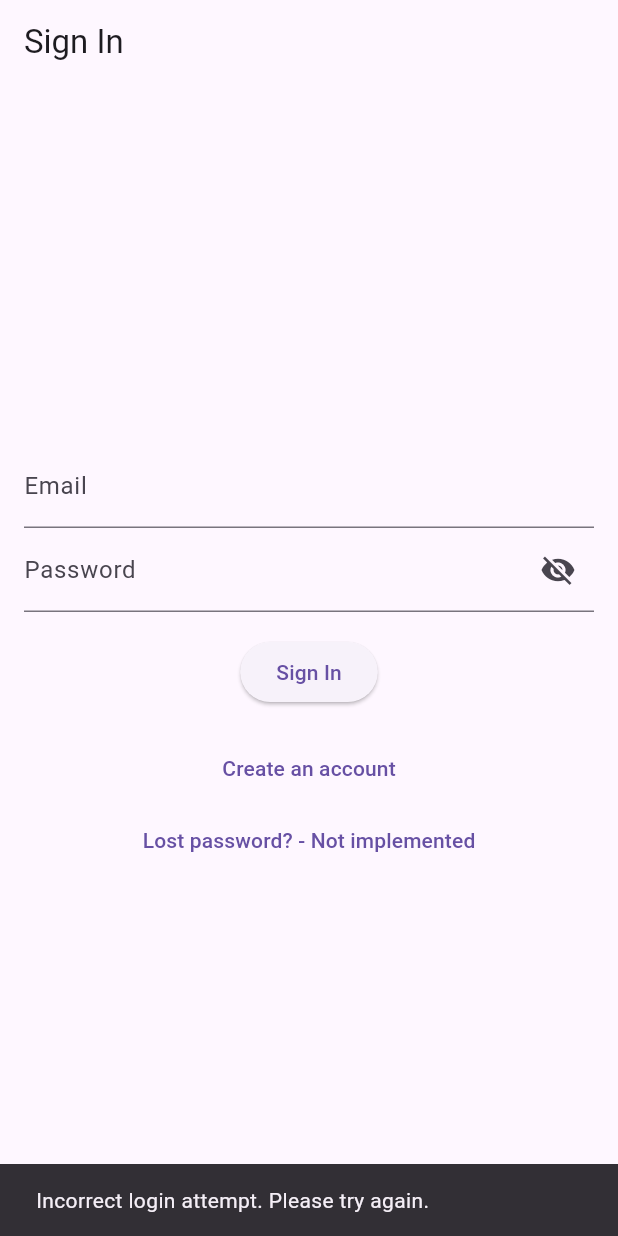
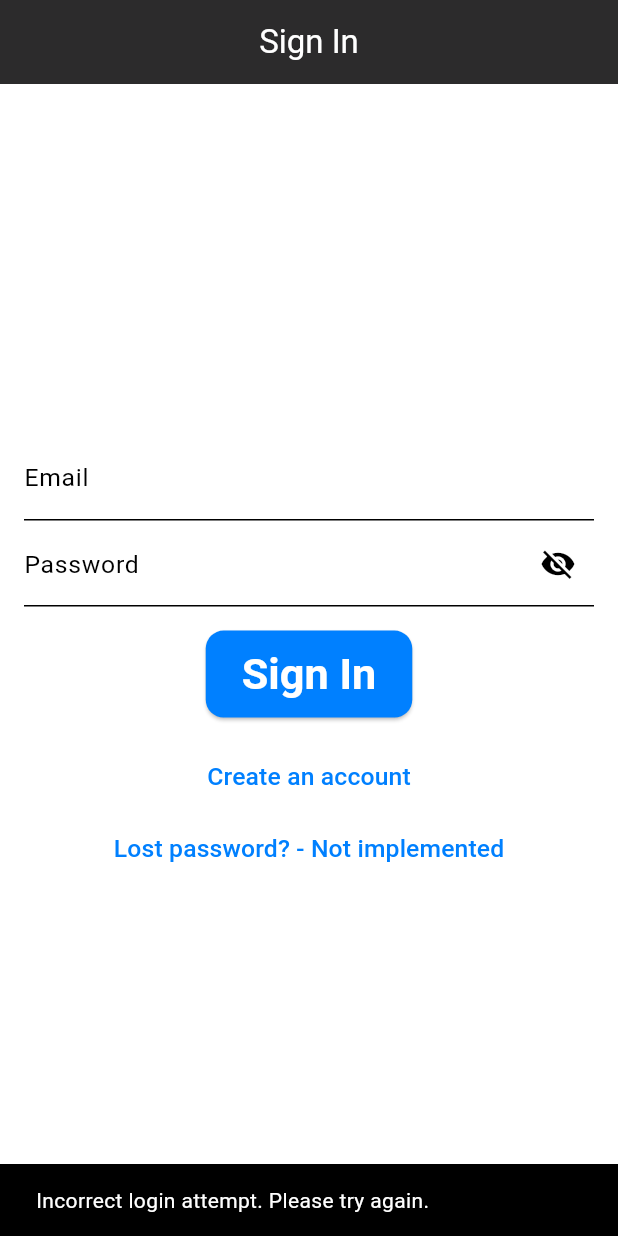
Before and after one commit to dcsmargiassi/maintenance_manager, a Flutter app: the screen it shows after launch, after a tap on "Sign In", on a phone screen of 412 x 824 dp. Run offline on Flutter 3.47's test engine with Material 3 defaults, Android fonts, the phone set to English and light mode, and no system bars; our stand-ins replace flutter_pw_validator, sqflite, sqflite_common_ffi; missing offline and left inert: date_format_field; accounts and stored records are empty.

Commit message:
Implementation of Global Theme

```diff
--- a/lib/main.dart
+++ b/lib/main.dart
@@ -1,11 +1,20 @@
 import 'package:flutter/material.dart';
 import 'package:maintenance_manager/data/database.dart';
 import 'package:maintenance_manager/login_page.dart';
-//import 'homepage.dart';
 import 'package:intl/intl_standalone.dart' if (dart.library.html) 'package:intl/intl_browser.dart';
 import 'package:sqflite_common_ffi/sqflite_ffi.dart';
 import 'package:maintenance_manager/auth/auth_state.dart';
 import 'package:provider/provider.dart';
+
+Future<void> printVehicleTableColumns() async {
+  final db = await DatabaseRepository.instance.database;
+  final result = await db.rawQuery('PRAGMA table_info(vehicleInformation);');
+
+  for (final row in result) {
+    // ignore: avoid_print
+    print('Column: ${row['name']}, Type: ${row['type']}');
+  }
+}
 
 void main() async {
   //Initializing the systems locale based on device settings to utilize date time API
@@ -22,7 +31,7 @@ void main() async {
     // ignore: avoid_print
     print('Error initializing Database: $e');
   }
-
+  printVehicleTableColumns();
   runApp(
     ChangeNotifierProvider(
       create: (context) => AuthState(),
@@ -37,87 +46,72 @@ class MyApp extends StatelessWidget {
   // This widget is the root of your application.
   @override
   Widget build(BuildContext context) {
-     return MaterialApp( //removed const from this line
-      debugShowCheckedModeBanner: false,
-      home: SignInPage()
+    return LayoutBuilder(
+      builder: (context, constraints) {
+        final screenSize = MediaQuery.of(context).size;
+        final theme = ThemeData(
+          scaffoldBackgroundColor: Colors.white,
+          appBarTheme: const AppBarTheme(
+            backgroundColor: Color.fromARGB(255, 44, 43, 44),
+            foregroundColor: Colors.white,
+            centerTitle: true,
+          ),
+          colorScheme: const ColorScheme(
+            brightness: Brightness.light,
+            primary: Color.fromARGB(255, 0, 128, 255),
+            onPrimary: Color.fromARGB(255, 0, 0, 0),
+            secondary: Color.fromARGB(255, 49, 48, 48),
+            onSecondary: Color.fromARGB(255, 204, 190, 190),
+            background: Colors.white,
+            onBackground: Colors.black,
+            surface: Colors.white,
+            onSurface: Colors.black,
+            error: Colors.red,
+            onError: Colors.white,
+          ),
+          textTheme: TextTheme(
+            headlineLarge: TextStyle(
+              fontSize: screenSize.width * 0.06,
+              fontWeight: FontWeight.bold,
+              color: const Color.fromARGB(255, 48, 48, 48),
+            ),
+          titleMedium: TextStyle(
+              fontSize: screenSize.width * 0.04,
+              fontWeight: FontWeight.normal,
+              color: Colors.black,
+            ),
+            bodyLarge: TextStyle(
+              fontSize: screenSize.width * 0.04,
+              fontWeight: FontWeight.normal,
+              color: const Color.fromARGB(255, 0, 128, 255),
+            ),
+            labelLarge: TextStyle(
+              fontSize: screenSize.width * 0.04,
+              fontWeight: FontWeight.w500,
+              color: Colors.black,
+              ),
+          ),
+          elevatedButtonTheme: ElevatedButtonThemeData(
+            style: ElevatedButton.styleFrom(
+              backgroundColor: const Color.fromARGB(255, 0, 128, 255),
+              foregroundColor: Colors.white,
+              textStyle: TextStyle(
+                fontSize: screenSize.width * 0.07,
+                fontWeight: FontWeight.w600,
+              ),
+              shape: RoundedRectangleBorder(
+                borderRadius: BorderRadius.circular(12),
+              ),
+              padding: const EdgeInsets.symmetric(horizontal: 24, vertical: 12),
+            ),
+          ),
+        );
+        return MaterialApp(
+          debugShowCheckedModeBanner: false,
+          theme: theme,
+          home:  const SignInPage()
+        );
+      }
     );
   }
 }
-
-class MyHomePage extends StatefulWidget {
-  const MyHomePage({super.key, required this.title});
-  final String title;
-
-  @override
-  State<MyHomePage> createState() => _MyHomePageState();
-}
-
-class _MyHomePageState extends State<MyHomePage> {
-  int _counter = 0;
-
-  void _incrementCounter() {
-    setState(() {
-      // This call to setState tells the Flutter framework that something has
-      // changed in this State, which causes it to rerun the build method below
-      // so that the display can reflect the updated values. If we changed
-      // _counter without calling setState(), then the build method would not be
-      // called again, and so nothing would appear to happen.
-      _counter++;
-    });
-  }
-
-  @override
-  Widget build(BuildContext context) {
-    // This method is rerun every time setState is called, for instance as done
-    // by the _incrementCounter method above.
-    //
-    // The Flutter framework has been optimized to make rerunning build methods
-    // fast, so that you can just rebuild anything that needs updating rather
-    // than having to individually change instances of widgets.
-    return Scaffold(
-      appBar: AppBar(
-        // TRY THIS: Try changing the color here to a specific color (to
-        // Colors.amber, perhaps?) and trigger a hot reload to see the AppBar
-        // change color while the other colors stay the same.
-        backgroundColor: Theme.of(context).colorScheme.inversePrimary,
-        // Here we take the value from the MyHomePage object that was created by
-        // the App.build method, and use it to set our appbar title.
-        title: Text(widget.title),
-      ),
-      body: Center(
-        // Center is a layout widget. It takes a single child and positions it
-        // in the middle of the parent.
-        child: Column(
-          // Column is also a layout widget. It takes a list of children and
-          // arranges them vertically. By default, it sizes itself to fit its
-          // children horizontally, and tries to be as tall as its parent.
-          //
-          // Column has various properties to control how it sizes itself and
-          // how it positions its children. Here we use mainAxisAlignment to
-          // center the children vertically; the main axis here is the vertical
-          // axis because Columns are vertical (the cross axis would be
-          // horizontal).
-          //
-          // TRY THIS: Invoke "debug painting" (choose the "Toggle Debug Paint"
-          // action in the IDE, or press "p" in the console), to see the
-          // wireframe for each widget.
-          mainAxisAlignment: MainAxisAlignment.center,
-          children: <Widget>[
-            const Text(
-              'You have pushed the button this many times:',
-            ),
-            Text(
-              '$_counter',
-              style: Theme.of(context).textTheme.headlineMedium,
-            ),
-          ],
-        ),
-      ),
-      floatingActionButton: FloatingActionButton(
-        onPressed: _incrementCounter,
-        tooltip: 'Increment',
-        child: const Icon(Icons.add),
-      ), // This trailing comma makes auto-formatting nicer for build methods.
-    );
-  }
-}
```
